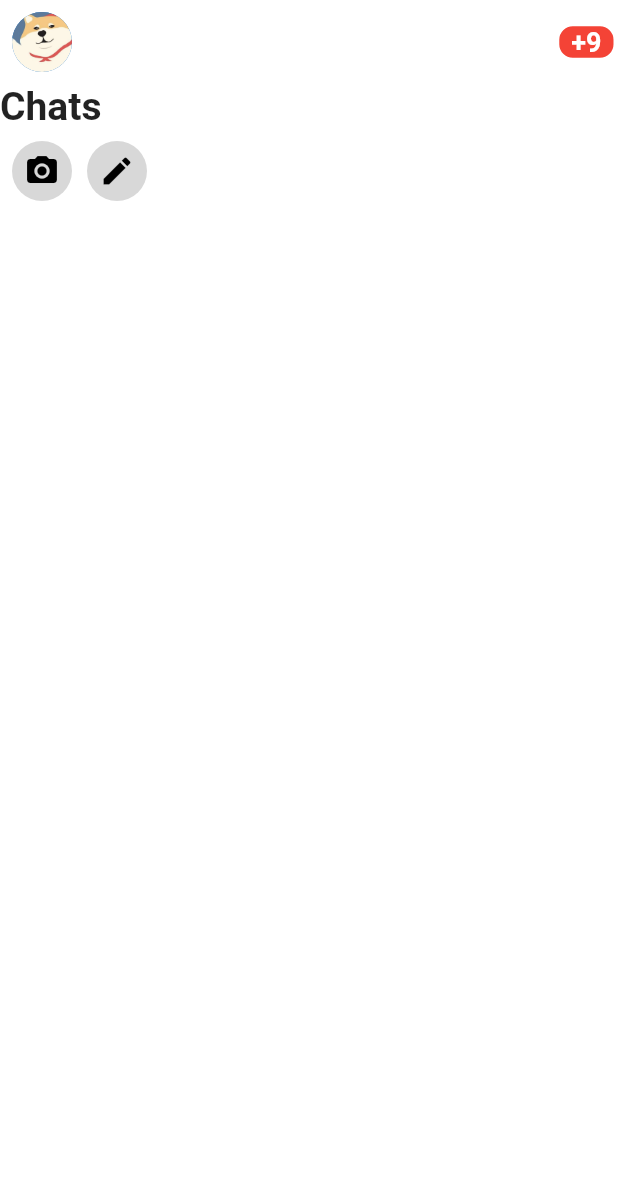
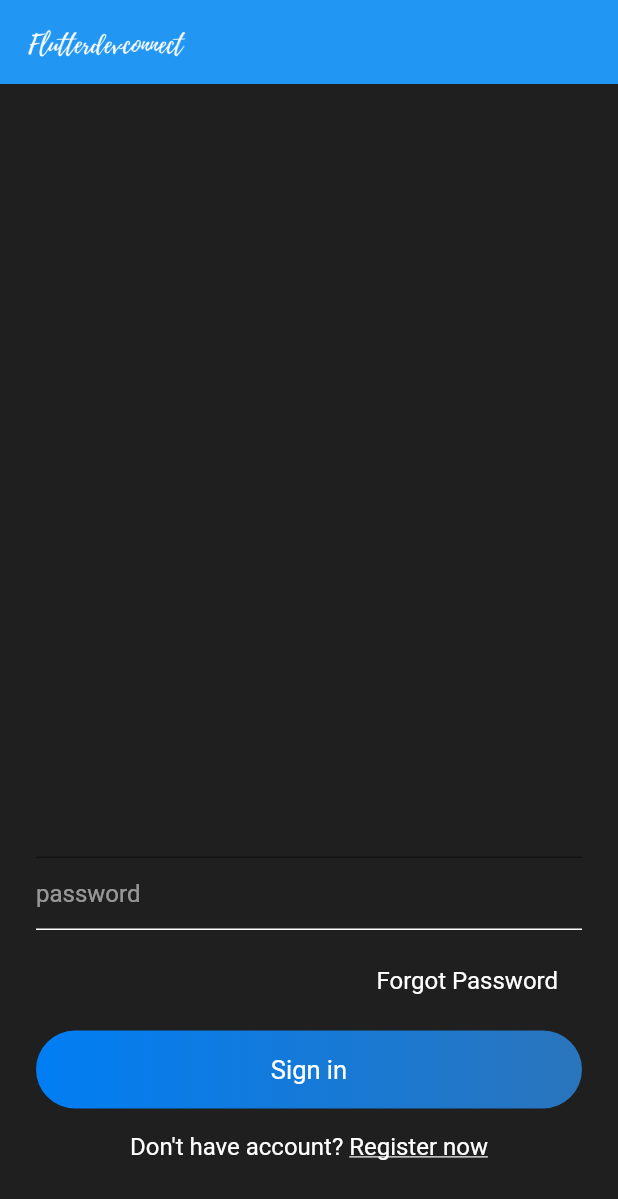
Before and after one commit to yukkussungs/flutter_messenger, a Flutter app: the screen it shows after launch, on a phone screen of 412 x 824 dp. Shown: the top 1199 px of the screen. Run offline on Flutter 3.47's test engine with Material 2 defaults, Android fonts, the phone set to English and light mode, and no system bars.

Commit message:
createing the Ui of SignIn & SignUp Screen

```diff
--- /dev/null
+++ b/lib/helper/theme.dart
@@ -0,0 +1,5 @@
+import 'package:flutter/material.dart';
+
+TextStyle biggerTextStyle() {
+  return TextStyle(color: Colors.white, fontSize: 17);
+}
--- a/lib/main.dart
+++ b/lib/main.dart
@@ -1,5 +1,6 @@
 import 'package:flutter/material.dart';
 import 'package:flutter_messenger/screens/contacts.dart';
+import 'package:flutter_messenger/screens/signIn.dart';
 
 void main() {
   runApp(MyApp());
@@ -12,9 +13,11 @@ class MyApp extends StatelessWidget {
     return MaterialApp(
       title: 'Flutter Demo',
       theme: ThemeData(
+        scaffoldBackgroundColor: Color(0xff1F1F1F),
         primarySwatch: Colors.blue,
       ),
-      home: ContactsScreen(),
+      home: SignIn(),
+      // home: ContactsScreen(),
     );
   }
 }
--- /dev/null
+++ b/lib/screens/signIn.dart
@@ -0,0 +1,104 @@
+import 'package:flutter/material.dart';
+import 'package:flutter_messenger/widgets/widgets.dart';
+
+class SignIn extends StatefulWidget {
+  @override
+  _SignInState createState() => _SignInState();
+}
+
+class _SignInState extends State<SignIn> {
+  @override
+  Widget build(BuildContext context) {
+    return Scaffold(
+        appBar: appBarMain(context),
+        body: Container(
+          padding: EdgeInsets.symmetric(horizontal: 24),
+          child: Column(
+            children: [
+              Spacer(),
+              Form(
+                child: Column(
+                  children: [
+                    TextFormField(
+                      style: simpleTextStyle(),
+                      decoration: TextFieldInputDecoration("email"),
+                    ),
+                    TextFormField(
+                      obscureText: true,
+                      validator: (val) {
+                        return val.length > 6
+                            ? null
+                            : "Enter Password 6+ characters";
+                      },
+                      style: simpleTextStyle(),
+                      decoration: textFieldInputDecoration("password"),
+                    ),
+                  ],
+                ),
+              ),
+              SizedBox(
+                height: 16,
+              ),
+              Row(
+                mainAxisAlignment: MainAxisAlignment.end,
+                children: [
+                  Container(
+                      padding:
+                          EdgeInsets.symmetric(horizontal: 16, vertical: 8),
+                      child: Text(
+                        "Forgot Password",
+                        style: simpleTextStyle(),
+                      )),
+                ],
+              ),
+              SizedBox(
+                height: 16,
+              ),
+              GestureDetector(
+                onTap: () {},
+                child: Container(
+                  padding: EdgeInsets.symmetric(vertical: 16),
+                  decoration: BoxDecoration(
+                      borderRadius: BorderRadius.circular(30),
+                      gradient: LinearGradient(
+                        colors: [
+                          const Color(0xff007EF4),
+                          const Color(0xff2A75BC)
+                        ],
+                      )),
+                  width: MediaQuery.of(context).size.width,
+                  child: Text(
+                    "Sign in",
+                    style: biggerTextStyle(),
+                    textAlign: TextAlign.center,
+                  ),
+                ),
+              ),
+              SizedBox(
+                height: 16,
+              ),
+              Row(
+                mainAxisAlignment: MainAxisAlignment.center,
+                children: [
+                  Text(
+                    "Don't have account? ",
+                    style: simpleTextStyle(),
+                  ),
+                  Text(
+                    "Register now",
+                    style: TextStyle(
+                      color: Colors.white,
+                      fontSize: 16,
+                      decoration: TextDecoration.underline,
+                    ),
+                  )
+                ],
+              ),
+              SizedBox(
+                height: 50,
+              )
+            ],
+          ),
+        ));
+  }
+}
--- /dev/null
+++ b/lib/widgets/widgets.dart
@@ -0,0 +1,30 @@
+import 'package:flutter/material.dart';
+
+Widget appBarMain(BuildContext context) {
+  return AppBar(
+    title: Image.asset(
+      'assets/images/logo.png',
+      height: 40,
+    ),
+    elevation: 0.0,
+    centerTitle: false,
+  );
+}
+
+InputDecoration textFieldInputDecoration(String hintText) {
+  return InputDecoration(
+      hintText: hintText,
+      hintStyle: TextStyle(color: Colors.white54),
+      focusedBorder:
+          UnderlineInputBorder(borderSide: BorderSide(color: Colors.white)),
+      enabledBorder:
+          UnderlineInputBorder(borderSide: BorderSide(color: Colors.white)));
+}
+
+TextStyle simpleTextStyle() {
+  return TextStyle(color: Colors.white, fontSize: 16);
+}
+
+TextStyle biggerTextStyle() {
+  return TextStyle(color: Colors.white, fontSize: 17);
+}
--- a/pubspec.yaml
+++ b/pubspec.yaml
@@ -47,6 +47,7 @@ flutter:
   # To add assets to your application, add an assets section, like this:
   assets:
    - images/
+   - assets/images/
   #   - images/a_dot_ham.jpeg
 
   # An image asset can refer to one or more resolution-specific "variants", see
```
Also changed, not shown: lib/screens/signup.dart (added, +104 -0 lines), assets/fonts/overpass_regular.otf (added), assets/images/logo.png (added), assets/images/search_white.png (added), assets/images/send.png (added), images/m1.png (added), lib/screens/chatroomscreen.dart (added), lib/screens/forgetpassword.dart (added).
